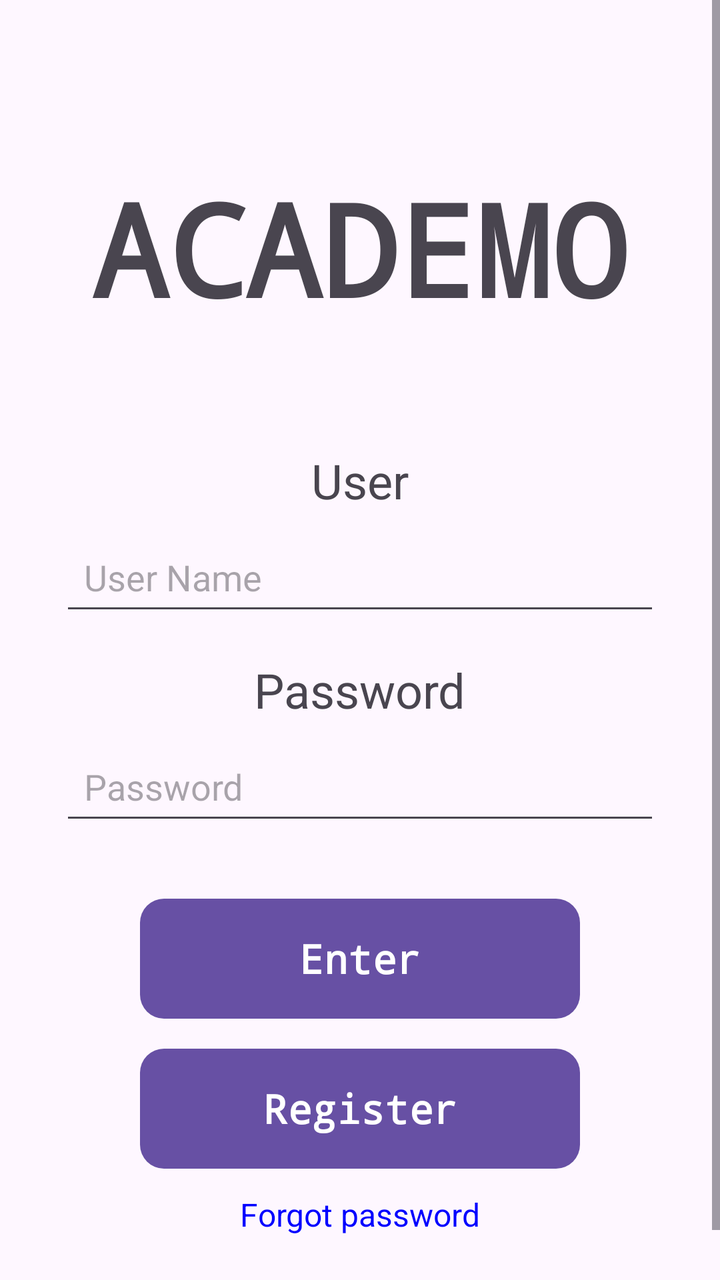
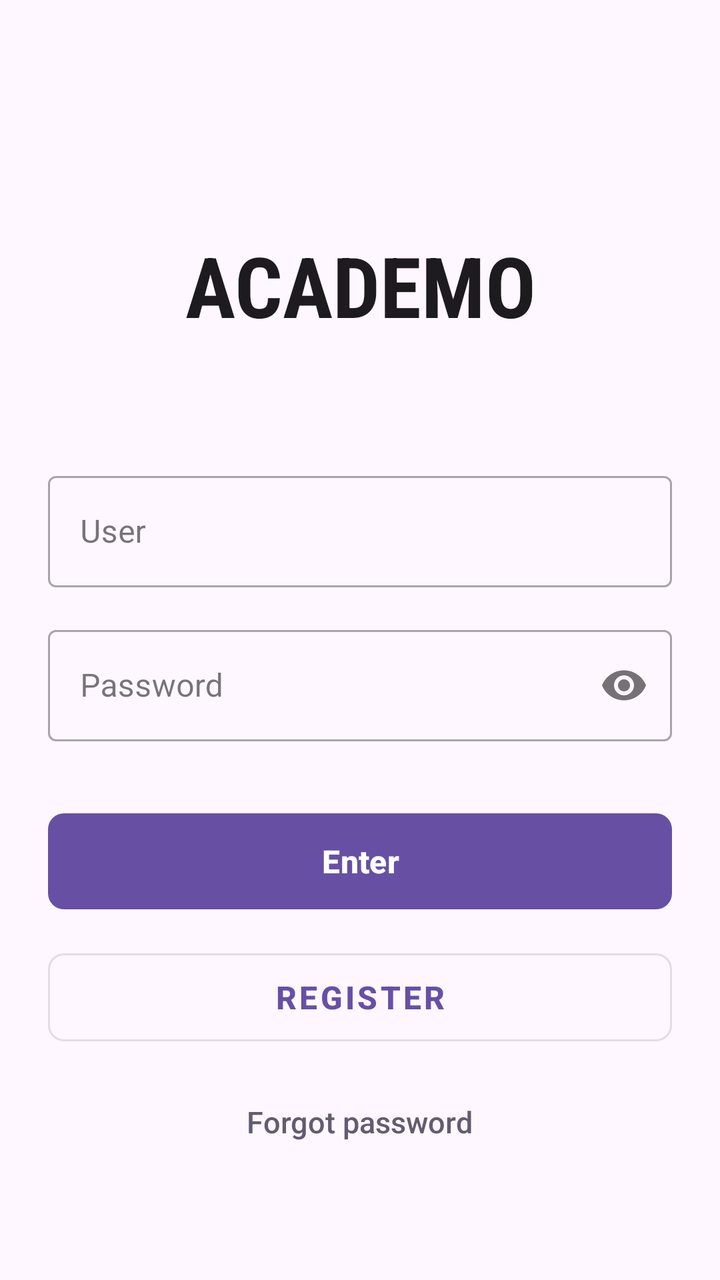

Screens rendered from an Android XML layout before and after an edit, with the pre-edit source and the edit as a unified diff.
<!-- AndroidManifest.xml: application theme Theme.Academo -->
<!-- res/layout/activity_main.xml -->
<?xml version="1.0" encoding="utf-8"?>
<ScrollView xmlns:android="http://schemas.android.com/apk/res/android"
    xmlns:tools="http://schemas.android.com/tools"
    android:id="@+id/main"
    android:layout_width="match_parent"
    android:layout_height="match_parent"
    tools:context=".MainActivity">

    <RelativeLayout
        android:layout_width="match_parent"
        android:layout_height="wrap_content"
        android:padding="24dp">

        <RelativeLayout
            android:id="@+id/title"
            android:layout_width="match_parent"
            android:layout_height="200dp">

            <TextView
                android:layout_width="wrap_content"
                android:layout_height="wrap_content"
                android:layout_centerInParent="true"
                android:fontFamily="monospace"
                android:gravity="center"
                android:text="@string/app_title"
                android:textSize="64sp"
                android:textStyle="bold" />

        </RelativeLayout>

        <RelativeLayout
            android:id="@+id/login"
            android:layout_width="match_parent"
            android:layout_height="wrap_content"
            android:layout_below="@id/title">

            <TextView
                android:id="@+id/user"
                android:layout_width="wrap_content"
                android:layout_height="wrap_content"
                android:layout_centerHorizontal="true"
                android:text="@string/login"
                android:textSize="24sp" />

            <EditText
                android:id="@+id/input_user_name"
                android:layout_width="300dp"
                android:layout_height="wrap_content"
                android:layout_below="@id/user"
                android:layout_centerHorizontal="true"
                android:layout_marginTop="8dp"
                android:hint="@string/login_hint"
                android:padding="12dp" />

            <TextView
                android:id="@+id/password"
                android:layout_width="wrap_content"
                android:layout_height="wrap_content"
                android:layout_below="@id/input_user_name"
                android:layout_centerHorizontal="true"
                android:layout_marginTop="16dp"
                android:text="@string/password"
                android:textSize="24sp" />

            <EditText
                android:id="@+id/input_password"
                android:layout_width="300dp"
                android:layout_height="wrap_content"
                android:layout_below="@id/password"
                android:layout_centerHorizontal="true"
                android:layout_marginTop="8dp"
                android:hint="@string/password_hint"
                android:inputType="textPassword"
                android:padding="12dp" />

        </RelativeLayout>

        <RelativeLayout
            android:layout_width="match_parent"
            android:layout_height="wrap_content"
            android:layout_below="@id/login"
            android:layout_marginTop="32dp">

            <Button
                android:id="@+id/login_button"
                android:layout_width="220dp"
                android:layout_height="60dp"
                android:layout_centerHorizontal="true"
                android:background="@drawable/square_button_selector"
                android:fontFamily="monospace"
                android:text="@string/login_button"
                android:textColor="#FFFFFF"
                android:textSize="20sp"
                android:textStyle="bold" />

            <Button
                android:id="@+id/register_button"
                android:layout_width="220dp"
                android:layout_height="60dp"
                android:layout_below="@id/login_button"
                android:layout_centerHorizontal="true"
                android:layout_marginTop="15dp"
                android:background="@drawable/square_button_selector"
                android:fontFamily="monospace"
                android:text="@string/register_button"
                android:textColor="#FFFFFF"
                android:textSize="20sp"
                android:textStyle="bold" />

            <TextView
                android:id="@+id/register_import_picture_text"
                android:layout_width="wrap_content"
                android:layout_height="wrap_content"
                android:layout_marginTop="12dp"
                android:layout_marginBottom="24dp"
                android:layout_below="@id/register_button"
                android:layout_centerInParent="true"
                android:fontFamily="sans-serif"
                android:text="@string/forgot_password"
                android:textSize="16sp"
                android:textColor="#0000FF"
                android:focusable="true"
                android:clickable="true" />
        </RelativeLayout>

    </RelativeLayout>

</ScrollView>
<!-- resources referenced by this layout -->
<resources>
  <!-- drawable square_button_selector (drawable) -->
  <?xml version="1.0" encoding="utf-8"?>
  <shape xmlns:android="http://schemas.android.com/apk/res/android">
  
      <solid android:color="#6750A4"/>
  
      <corners android:radius="12dp"/>
  
  </shape>
  <string name="app_title">ACADEMO</string>
  <string name="forgot_password">Forgot password</string>
  <string name="login">User</string>
  <string name="login_button">Enter</string>
  <string name="login_hint">User Name</string>
  <string name="password">Password</string>
  <string name="password_hint">Password</string>
  <string name="register_button">Register</string>
  <style name="Theme.Academo" parent="Base.Theme.Academo" />
  <style name="Base.Theme.Academo" parent="Theme.Material3.DayNight.NoActionBar">
          
          
      </style>
</resources>

<!-- the commit's change to res/layout/activity_main.xml (unified diff, before → after) -->
@@ -1,30 +1,37 @@
 <?xml version="1.0" encoding="utf-8"?>
 <ScrollView xmlns:android="http://schemas.android.com/apk/res/android"
-    xmlns:tools="http://schemas.android.com/tools"
+    xmlns:tools="http://tools.android.com/tools"
+    xmlns:app="http://schemas.android.com/apk/res-auto"
     android:id="@+id/main"
     android:layout_width="match_parent"
     android:layout_height="match_parent"
+    android:fillViewport="true"
+    android:background="?android:attr/windowBackground"
     tools:context=".MainActivity">
 
     <RelativeLayout
         android:layout_width="match_parent"
         android:layout_height="wrap_content"
-        android:padding="24dp">
+        android:padding="24dp"
+        android:clipToPadding="false"
+        android:gravity="center">
 
         <RelativeLayout
             android:id="@+id/title"
             android:layout_width="match_parent"
-            android:layout_height="200dp">
+            android:layout_height="180dp">
 
             <TextView
+                android:id="@+id/app_title"
                 android:layout_width="wrap_content"
                 android:layout_height="wrap_content"
                 android:layout_centerInParent="true"
-                android:fontFamily="monospace"
+                android:fontFamily="sans-serif-condensed"
                 android:gravity="center"
                 android:text="@string/app_title"
-                android:textSize="64sp"
-                android:textStyle="bold" />
+                android:textSize="42sp"
+                android:textStyle="bold"
+                android:textColor="?android:attr/textColorPrimary" />
 
         </RelativeLayout>
 
@@ -34,44 +41,38 @@
             android:layout_height="wrap_content"
             android:layout_below="@id/title">
 
-            <TextView
-                android:id="@+id/user"
-                android:layout_width="wrap_content"
+            <com.google.android.material.textfield.TextInputLayout
+                android:id="@+id/login_user_layout"
+                style="@style/Widget.MaterialComponents.TextInputLayout.OutlinedBox"
+                android:layout_width="match_parent"
                 android:layout_height="wrap_content"
-                android:layout_centerHorizontal="true"
-                android:text="@string/login"
-                android:textSize="24sp" />
+                android:layout_marginBottom="16dp"
+                android:hint="@string/login">
 
-            <EditText
-                android:id="@+id/input_user_name"
-                android:layout_width="300dp"
+                <com.google.android.material.textfield.TextInputEditText
+                    android:id="@+id/input_user_name"
+                    android:layout_width="match_parent"
+                    android:layout_height="wrap_content"
+                    android:inputType="textPersonName"
+                    android:autofillHints="username" />
+            </com.google.android.material.textfield.TextInputLayout>
+
+            <com.google.android.material.textfield.TextInputLayout
+                android:id="@+id/login_password_layout"
+                style="@style/Widget.MaterialComponents.TextInputLayout.OutlinedBox"
+                android:layout_width="match_parent"
                 android:layout_height="wrap_content"
-                android:layout_below="@id/user"
-                android:layout_centerHorizontal="true"
-                android:layout_marginTop="8dp"
-                android:hint="@string/login_hint"
-                android:padding="12dp" />
+                android:layout_below="@id/login_user_layout"
+                android:hint="@string/password"
+                app:passwordToggleEnabled="true">
 
-            <TextView
-                android:id="@+id/password"
-                android:layout_width="wrap_content"
-                android:layout_height="wrap_content"
-                android:layout_below="@id/input_user_name"
-                android:layout_centerHorizontal="true"
-                android:layout_marginTop="16dp"
-                android:text="@string/password"
-                android:textSize="24sp" />
-
-            <EditText
-                android:id="@+id/input_password"
-                android:layout_width="300dp"
-                android:layout_height="wrap_content"
-                android:layout_below="@id/password"
-                android:layout_centerHorizontal="true"
-                android:layout_marginTop="8dp"
-                android:hint="@string/password_hint"
-                android:inputType="textPassword"
-                android:padding="12dp" />
+                <com.google.android.material.textfield.TextInputEditText
+                    android:id="@+id/input_password"
+                    android:layout_width="match_parent"
+                    android:layout_height="wrap_content"
+                    android:inputType="textPassword"
+                    android:autofillHints="password" />
+            </com.google.android.material.textfield.TextInputLayout>
 
         </RelativeLayout>
 
@@ -81,44 +82,39 @@
             android:layout_below="@id/login"
             android:layout_marginTop="32dp">
 
-            <Button
+            <com.google.android.material.button.MaterialButton
                 android:id="@+id/login_button"
-                android:layout_width="220dp"
-                android:layout_height="60dp"
-                android:layout_centerHorizontal="true"
-                android:background="@drawable/square_button_selector"
-                android:fontFamily="monospace"
+                android:layout_width="match_parent"
+                android:layout_height="56dp"
                 android:text="@string/login_button"
-                android:textColor="#FFFFFF"
-                android:textSize="20sp"
-                android:textStyle="bold" />
+                android:textSize="16sp"
+                android:textStyle="bold"
+                app:cornerRadius="8dp" />
 
-            <Button
+            <com.google.android.material.button.MaterialButton
                 android:id="@+id/register_button"
-                android:layout_width="220dp"
-                android:layout_height="60dp"
+                style="@style/Widget.MaterialComponents.Button.OutlinedButton"
+                android:layout_width="match_parent"
+                android:layout_height="56dp"
                 android:layout_below="@id/login_button"
-                android:layout_centerHorizontal="true"
-                android:layout_marginTop="15dp"
-                android:background="@drawable/square_button_selector"
-                android:fontFamily="monospace"
+                android:layout_marginTop="12dp"
                 android:text="@string/register_button"
-                android:textColor="#FFFFFF"
-                android:textSize="20sp"
-                android:textStyle="bold" />
+                android:textSize="16sp"
+                android:textStyle="bold"
+                app:cornerRadius="8dp" />
 
             <TextView
                 android:id="@+id/register_import_picture_text"
                 android:layout_width="wrap_content"
                 android:layout_height="wrap_content"
-                android:layout_marginTop="12dp"
-                android:layout_marginBottom="24dp"
                 android:layout_below="@id/register_button"
-                android:layout_centerInParent="true"
-                android:fontFamily="sans-serif"
+                android:layout_centerHorizontal="true"
+                android:layout_marginTop="24dp"
+                android:layout_marginBottom="16dp"
+                android:fontFamily="sans-serif-medium"
                 android:text="@string/forgot_password"
-                android:textSize="16sp"
-                android:textColor="#0000FF"
+                android:textSize="15sp"
+                android:textColor="?android:attr/colorAccent"
                 android:focusable="true"
                 android:clickable="true" />
         </RelativeLayout>
<!-- resource entries referenced after the edit -->
@@ -1,21 +1,10 @@
 <!-- resources referenced by this layout -->
 <resources>
-  <!-- drawable square_button_selector (drawable) -->
-  <?xml version="1.0" encoding="utf-8"?>
-  <shape xmlns:android="http://schemas.android.com/apk/res/android">
-  
-      <solid android:color="#6750A4"/>
-  
-      <corners android:radius="12dp"/>
-  
-  </shape>
   <string name="app_title">ACADEMO</string>
   <string name="forgot_password">Forgot password</string>
   <string name="login">User</string>
   <string name="login_button">Enter</string>
-  <string name="login_hint">User Name</string>
   <string name="password">Password</string>
-  <string name="password_hint">Password</string>
   <string name="register_button">Register</string>
   <style name="Theme.Academo" parent="Base.Theme.Academo" />
   <style name="Base.Theme.Academo" parent="Theme.Material3.DayNight.NoActionBar">
